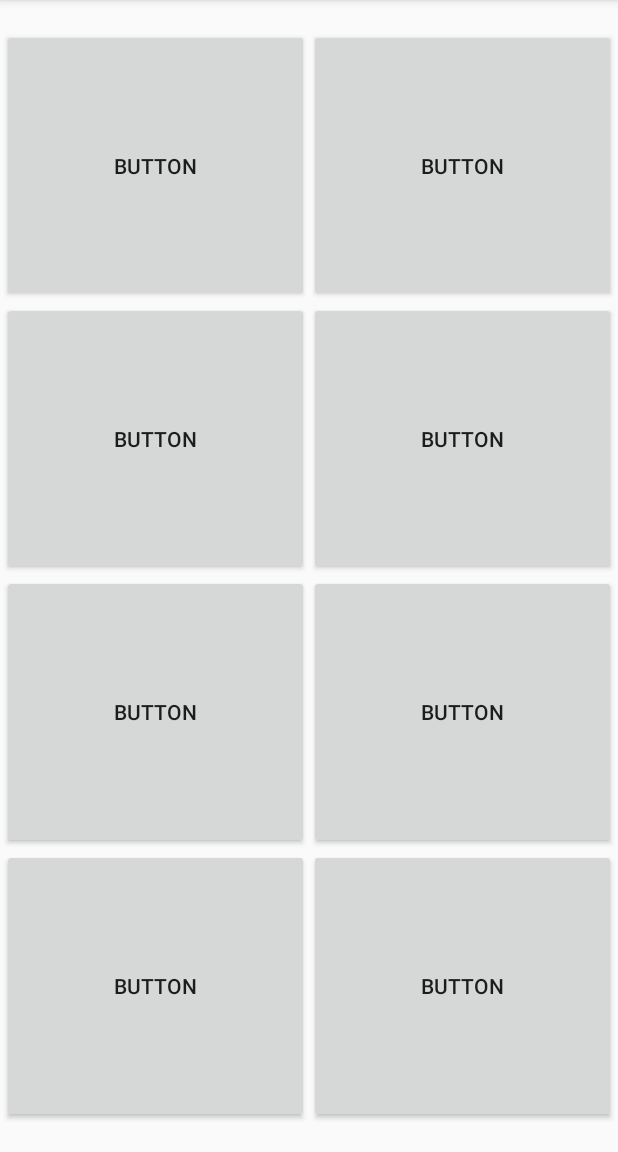
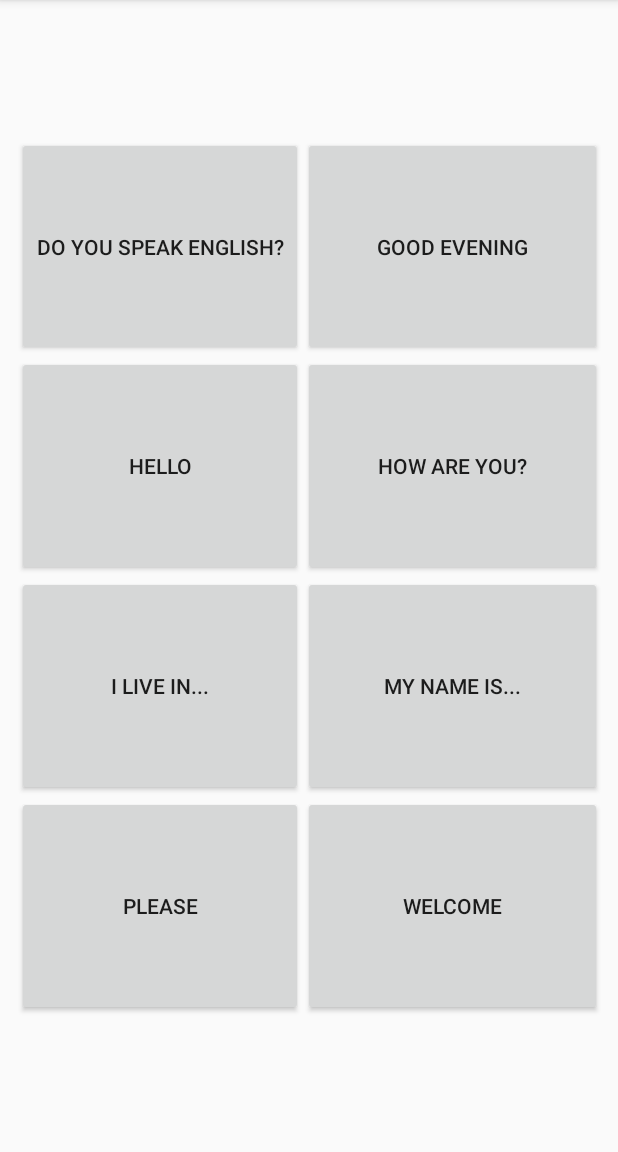
Before and after one commit to andrewflincoln/basic_phrases, an Android app: the screen it shows after launch (MainActivity), on a phone screen of 412 x 824 dp, the part 84-1236 px from its top. Run offline under Robolectric (Android 15) with nearby library versions, the phone set to English and light mode, and no system bars.

Commit message:
first button working

```diff
--- a/app/src/main/java/com/andrewflincoln/basicphrases/MainActivity.java
+++ b/app/src/main/java/com/andrewflincoln/basicphrases/MainActivity.java
@@ -2,7 +2,9 @@ package com.andrewflincoln.basicphrases;
 
 import androidx.appcompat.app.AppCompatActivity;
 
+import android.media.MediaPlayer;
 import android.os.Bundle;
+import android.view.View;
 
 public class MainActivity extends AppCompatActivity {
 
@@ -11,4 +13,10 @@ public class MainActivity extends AppCompatActivity {
         super.onCreate(savedInstanceState);
         setContentView(R.layout.activity_main);
     }
+
+    public void english(View view) {
+        MediaPlayer englishPlayer = MediaPlayer.create(this, R.raw.doyouspeakenglish);
+        englishPlayer.start();
+    }
+
 }
--- a/app/src/main/res/layout/activity_main.xml
+++ b/app/src/main/res/layout/activity_main.xml
@@ -7,8 +7,10 @@
     tools:context=".MainActivity">
 
     <androidx.gridlayout.widget.GridLayout
-        android:layout_width="409dp"
-        android:layout_height="729dp"
+        android:layout_width="390dp"
+        android:layout_height="586dp"
+        android:layout_marginTop="100dp"
+        android:layout_marginBottom="100dp"
         app:columnCount="2"
         app:layout_constraintBottom_toBottomOf="parent"
         app:layout_constraintEnd_toEndOf="parent"
@@ -17,60 +19,63 @@
         app:rowCount="4">
 
         <Button
-            android:id="@+id/button8"
-            android:text="Button"
+            android:id="@+id/button1"
+            android:onClick="english"
+            android:text="Do you speak English?"
+            app:layout_columnWeight="1"
             app:layout_gravity="fill"
-            app:layout_rowWeight="1"
+            app:layout_rowWeight="1" />
+
+        <Button
+            android:id="@+id/button2"
+            android:layout_width="172dp"
+            android:text="Good Evening"
             app:layout_columnWeight="1"
-            />
+            app:layout_gravity="fill"
+            app:layout_rowWeight="1" />
+
+        <Button
+            android:id="@+id/button3"
+            android:text="Hello"
+            app:layout_columnWeight="1"
+            app:layout_gravity="fill"
+            app:layout_rowWeight="1" />
+
+        <Button
+            android:id="@+id/button4"
+            android:text="How are you?"
+            app:layout_columnWeight="1"
+            app:layout_gravity="fill"
+            app:layout_rowWeight="1" />
+
+        <Button
+            android:id="@+id/button5"
+            android:text="I live in..."
+            app:layout_columnWeight="1"
+            app:layout_gravity="fill"
+            app:layout_rowWeight="1" />
+
+        <Button
+            android:id="@+id/button6"
+            android:text="My name is..."
+            app:layout_columnWeight="1"
+            app:layout_gravity="fill"
+            app:layout_rowWeight="1" />
+
+        <Button
+            android:id="@+id/button7"
+            android:text="Please"
+            app:layout_columnWeight="1"
+            app:layout_gravity="fill"
+            app:layout_rowWeight="1" />
+
         <Button
             android:id="@+id/button8"
-            android:text="Button"
+            android:layout_width="198dp"
+            android:layout_height="wrap_content"
+            android:text="Welcome"
+            app:layout_columnWeight="1"
             app:layout_gravity="fill"
-            app:layout_rowWeight="1"
-            app:layout_columnWeight="1"
-            />
-        <Button
-            android:id="@+id/button8"
-            android:text="Button"
-            app:layout_gravity="fill"
-            app:layout_rowWeight="1"
-            app:layout_columnWeight="1"
-            />
-        <Button
-            android:id="@+id/button8"
-            android:text="Button"
-            app:layout_gravity="fill"
-            app:layout_rowWeight="1"
-            app:layout_columnWeight="1"
-            />
-        <Button
-            android:id="@+id/button8"
-            android:text="Button"
-            app:layout_gravity="fill"
-            app:layout_rowWeight="1"
-            app:layout_columnWeight="1"
-            />
-        <Button
-            android:id="@+id/button8"
-            android:text="Button"
-            app:layout_gravity="fill"
-            app:layout_rowWeight="1"
-            app:layout_columnWeight="1"
-            />
-        <Button
-            android:id="@+id/button8"
-            android:text="Button"
-            app:layout_gravity="fill"
-            app:layout_rowWeight="1"
-            app:layout_columnWeight="1"
-            />
-        <Button
-            android:id="@+id/button8"
-            android:text="Button"
-            app:layout_gravity="fill"
-            app:layout_rowWeight="1"
-            app:layout_columnWeight="1"
-            />
+            app:layout_rowWeight="1" />
     </androidx.gridlayout.widget.GridLayout>
 </androidx.constraintlayout.widget.ConstraintLayout>
```
Also changed, not shown: 8 other files.
